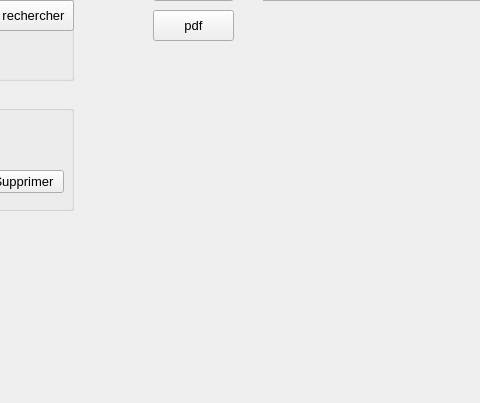
Above: validation2/mainwindow.ui from khaznaji/ProjetQT before the change; both pictures show x 307 to 787 and y 367 to 770 of the 1381 by 770 pixel window. Below: the same form after it.
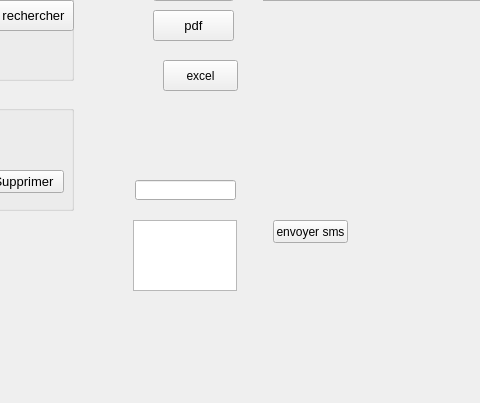
That is the form after the change. The open tabs and pages were chosen to show the change. Icons and pictures are not drawn.

Diff of the .ui file:
```diff
--- a/validation2/mainwindow.ui
+++ b/validation2/mainwindow.ui
@@ -3880,6 +3880,174 @@
        <string notr="true">background:#e2e2e2</string>
       </property>
      </widget>
+     <widget class="QPushButton" name="pushButton_2">
+      <property name="geometry">
+       <rect>
+        <x>490</x>
+        <y>450</y>
+        <width>75</width>
+        <height>31</height>
+       </rect>
+      </property>
+      <property name="styleSheet">
+       <string notr="true">QPushButton {
+
+padding: 1px;
+
+border-style: solid;
+
+border: 2px solid gray;
+
+border-radius: 8px;
+
+background-color: rgb(170, 150, 123);
+
+border:2px solid #000;
+
+}
+
+QPushButton {
+
+     color: #fff !important;
+
+
+
+text-decoration: none;
+
+background: #ffb300;
+
+
+
+border-radius: 5px;
+
+display: inline-block;
+
+border: none;
+
+transition: all 0.4s ease 0s;
+
+ }
+
+ QPushButton:hover {
+
+     background: #ffcc00;
+
+	background-color: ;
+
+letter-spacing: 1px;
+
+-webkit-box-shadow: 0px 5px 40px -10px rgba(0,0,0,0.57);
+
+-moz-box-shadow: 0px 5px 40px -10px rgba(0,0,0,0.57);
+
+box-shadow: 5px 40px -10px rgba(0,0,0,0.57);
+
+transition: all 0.4s ease 0s;
+
+ }
+
+Police:
+
+MS Shell Dlg2 ,10</string>
+      </property>
+      <property name="text">
+       <string>excel</string>
+      </property>
+     </widget>
+     <widget class="QTextEdit" name="textEdit">
+      <property name="geometry">
+       <rect>
+        <x>460</x>
+        <y>610</y>
+        <width>104</width>
+        <height>71</height>
+       </rect>
+      </property>
+     </widget>
+     <widget class="QLineEdit" name="lineEdit">
+      <property name="geometry">
+       <rect>
+        <x>462</x>
+        <y>570</y>
+        <width>101</width>
+        <height>20</height>
+       </rect>
+      </property>
+     </widget>
+     <widget class="QPushButton" name="pushButton_7">
+      <property name="geometry">
+       <rect>
+        <x>600</x>
+        <y>610</y>
+        <width>75</width>
+        <height>23</height>
+       </rect>
+      </property>
+      <property name="styleSheet">
+       <string notr="true">QPushButton {
+
+padding: 1px;
+
+border-style: solid;
+
+border: 2px solid gray;
+
+border-radius: 8px;
+
+background-color: rgb(170, 150, 123);
+
+border:2px solid #000;
+
+}
+
+QPushButton {
+
+     color: #fff !important;
+
+
+
+text-decoration: none;
+
+background: #ffb300;
+
+
+
+border-radius: 5px;
+
+display: inline-block;
+
+border: none;
+
+transition: all 0.4s ease 0s;
+
+ }
+
+ QPushButton:hover {
+
+     background: #ffcc00;
+
+	background-color: ;
+
+letter-spacing: 1px;
+
+-webkit-box-shadow: 0px 5px 40px -10px rgba(0,0,0,0.57);
+
+-moz-box-shadow: 0px 5px 40px -10px rgba(0,0,0,0.57);
+
+box-shadow: 5px 40px -10px rgba(0,0,0,0.57);
+
+transition: all 0.4s ease 0s;
+
+ }
+
+Police:
+
+MS Shell Dlg2 ,10</string>
+      </property>
+      <property name="text">
+       <string>envoyer sms</string>
+      </property>
+     </widget>
      <zorder>listWidget_3</zorder>
      <zorder>tabpublicite</zorder>
      <zorder>pb_tri_3</zorder>
```
Left out of the diff: 4 changed lines with no effect on the pictures.
